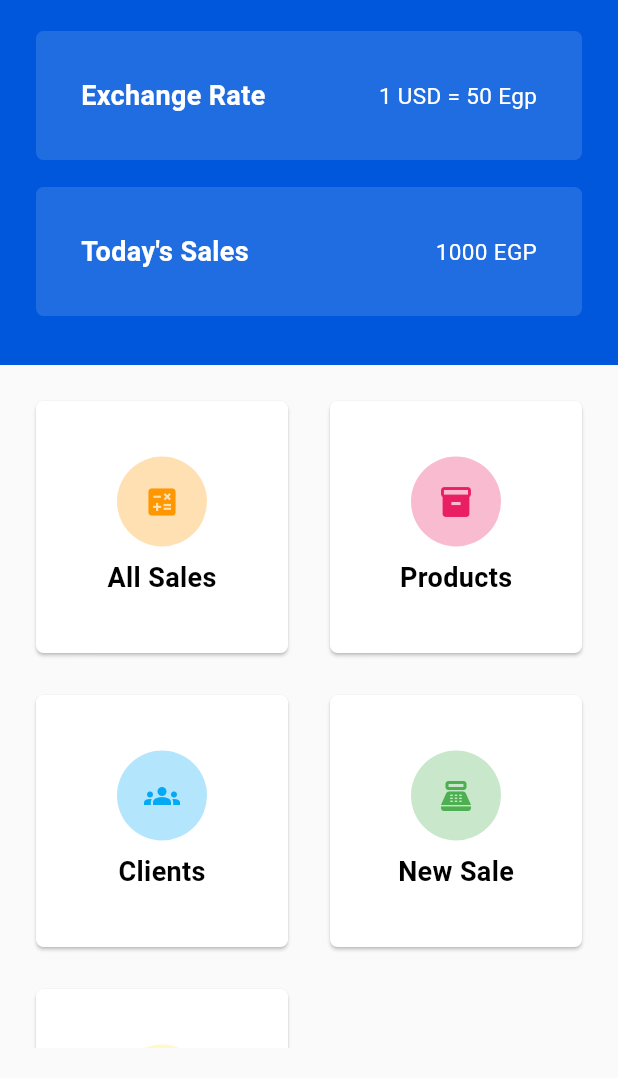
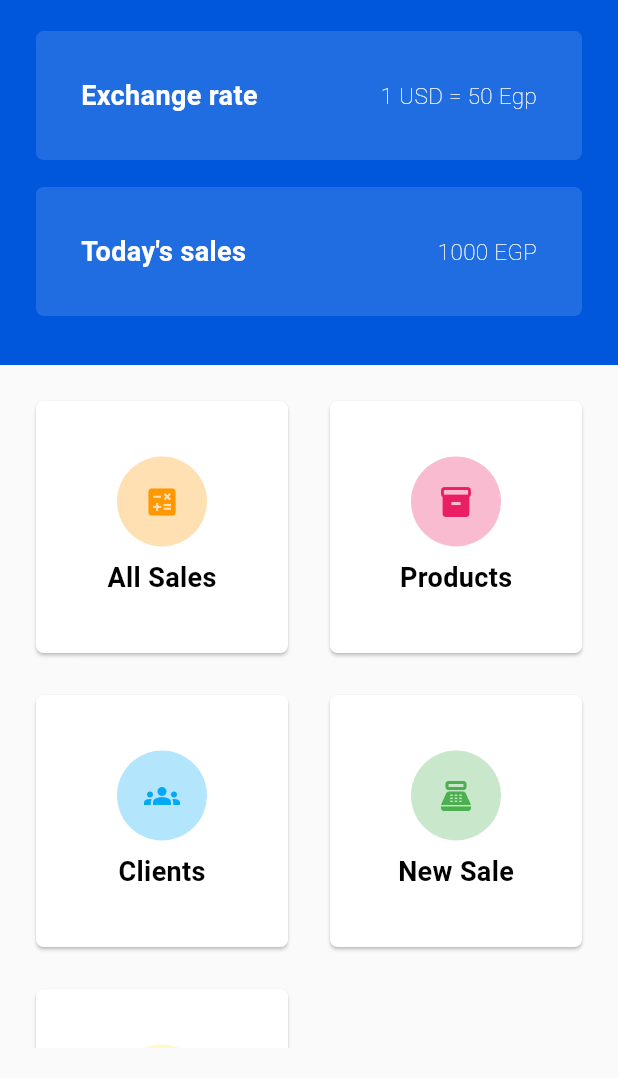
Before and after one commit to ShimaaElnaggar/easy-pos-r5, a Flutter app: the screen it shows after launch, on a phone screen of 412 x 824 dp, the part 158-1236 px from its top. Run offline on Flutter 3.47's test engine with Material 3 defaults, Android fonts, the light colour scheme and no system bars; our stand-ins replace data_table_2, get_it, sqflite, sqflite_common_ffi_web; accounts and stored records are empty.

```diff
--- a/lib/views/home_view.dart
+++ b/lib/views/home_view.dart
@@ -2,6 +2,7 @@ import 'package:easy_pos_r5/helpers/sql_helper.dart';
 import 'package:easy_pos_r5/views/categories_view.dart';
 import 'package:easy_pos_r5/widgets/card_header_item.dart';
 import 'package:easy_pos_r5/widgets/grid_view_item.dart';
+import 'package:flutter/foundation.dart';
 import 'package:flutter/material.dart';
 import 'package:get_it/get_it.dart';
 
@@ -20,14 +21,12 @@ class _HomeViewState extends State<HomeView> {
     initTables();
     super.initState();
   }
-  void initTables()async{
+
+  void initTables() async {
     var sqlHelper = GetIt.I.get<SqlHelper>();
     isTableInitialized = await sqlHelper.createTables();
     isLoading = false;
-    setState(() {
-
-    });
-
+    setState(() {});
   }
 
   @override
@@ -42,14 +41,16 @@ class _HomeViewState extends State<HomeView> {
             children: [
               Expanded(
                 child: Container(
-                  height: MediaQuery.of(context).size.height / 3 + 18,
+                  height:
+                  kIsWeb? MediaQuery.of(context).size.height / 3 + 65 :
+                  MediaQuery.of(context).size.height / 3 + 18,
                   color: Theme.of(context).primaryColor,
                   child: Padding(
-                    padding: const EdgeInsets.symmetric(horizontal: 20, vertical: 15),
+                    padding: const EdgeInsets.symmetric(
+                        horizontal: 20, vertical: 15),
                     child: Column(
                       crossAxisAlignment: CrossAxisAlignment.start,
                       children: [
-
                         Row(
                           children: [
                             const Text(
@@ -61,7 +62,8 @@ class _HomeViewState extends State<HomeView> {
                               ),
                             ),
                             Padding(
-                              padding: const EdgeInsets.symmetric(horizontal: 10),
+                              padding:
+                                  const EdgeInsets.symmetric(horizontal: 10),
                               child: Transform.scale(
                                 scale: 0.5,
                                 child: isLoading
@@ -82,11 +84,11 @@ class _HomeViewState extends State<HomeView> {
                           height: 12,
                         ),
                         const CardHeaderItem(
-                          title: "Exchange Rate",
+                          title: "Exchange rate",
                           subTitle: "1 USD = 50 Egp",
                         ),
                         const CardHeaderItem(
-                          title: "Today's Sales",
+                          title: "Today's sales",
                           subTitle: "1000 EGP",
                         ),
                       ],
@@ -103,37 +105,39 @@ class _HomeViewState extends State<HomeView> {
                 crossAxisCount: 2,
                 mainAxisSpacing: 20,
                 crossAxisSpacing: 20,
-                children:  [
+                children: [
                   GridViewItem(
                     iconData: Icons.calculate,
                     color: Colors.orange,
                     title: "All Sales",
-                    onTab: () {  },
+                    onTab: () {},
                   ),
                   GridViewItem(
                     iconData: Icons.inventory_2,
                     color: Colors.pink,
                     title: "Products",
-                    onTab: () {  },
+                    onTab: () {},
                   ),
                   GridViewItem(
                     iconData: Icons.groups,
                     color: Colors.lightBlue,
                     title: "Clients",
-                    onTab: () {  },
+                    onTab: () {},
                   ),
                   GridViewItem(
                     iconData: Icons.point_of_sale,
                     color: Colors.green,
                     title: "New Sale",
-                    onTab: () {  },
+                    onTab: () {},
                   ),
                   GridViewItem(
                     iconData: Icons.category,
                     color: Colors.yellow,
                     title: "Categories",
                     onTab: () {
-                      Navigator.of(context).push(MaterialPageRoute(builder: (context) => const CategoriesView(),));
+                      Navigator.of(context).push(MaterialPageRoute(
+                        builder: (context) => const CategoriesView(),
+                      ));
                     },
                   ),
                 ],
--- a/lib/widgets/card_header_item.dart
+++ b/lib/widgets/card_header_item.dart
@@ -25,7 +25,8 @@ class CardHeaderItem extends StatelessWidget {
           child: Row(
             mainAxisAlignment: MainAxisAlignment.spaceBetween,
             children: [
-              Text(title,
+              Text(
+                title,
                 style: const TextStyle(
                     color: Colors.white,
                   fontSize: 18,
@@ -37,7 +38,7 @@ class CardHeaderItem extends StatelessWidget {
                 style: const  TextStyle(
                 color: Colors.white,
                 fontSize: 15,
-                fontWeight: FontWeight.w400,
+                fontWeight: FontWeight.w200,
               ),),
             ],
           ),
--- a/pubspec.yaml
+++ b/pubspec.yaml
@@ -33,6 +33,7 @@ dependencies:
   sqflite: ^2.3.3+1
   sqflite_common_ffi_web: ^0.4.3+1
   get_it: ^7.7.0
+  data_table_2: ^2.5.12
 
 
   # The following adds the Cupertino Icons font to your application.
```
Also changed, not shown: lib/views/categories_view.dart (+45 -1 lines), pubspec.lock. Lines whose indentation alone changed are shown as unchanged.
